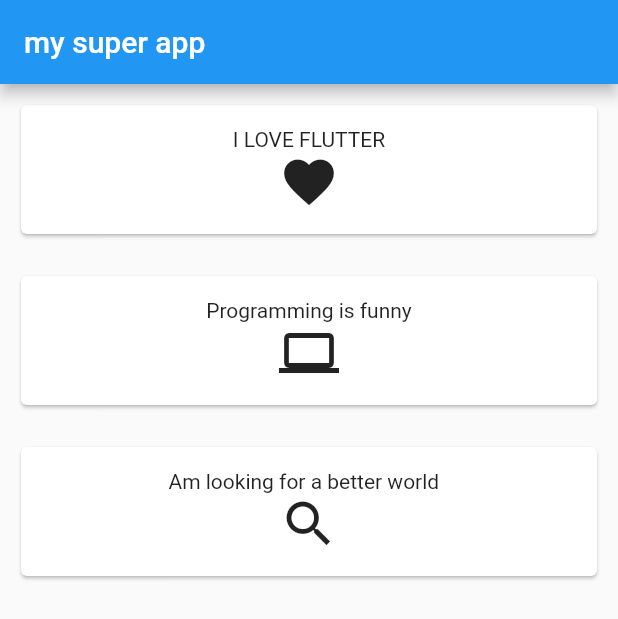
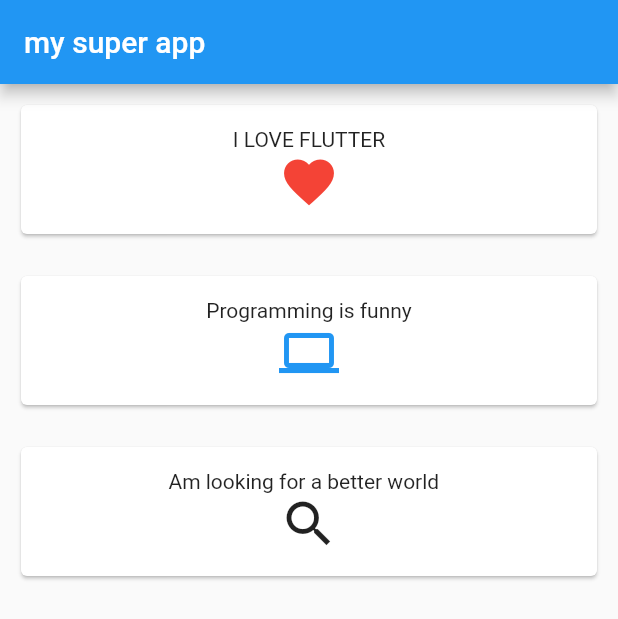
Before and after one commit to khalillakhdhar/statelessdemo, a Flutter app: the screen it shows after launch, on a phone screen of 412 x 824 dp. Shown: the top 619 px of the screen. Run offline on Flutter 3.47's test engine with Material 2 defaults, Android fonts, the light colour scheme and no system bars.

Commit message:
Update main.dart

```diff
--- a/stateless/lib/main.dart
+++ b/stateless/lib/main.dart
@@ -22,11 +22,19 @@
             */
             new MyCard(
               title: new Text("I LOVE FLUTTER"),
-              icon: new Icon(Icons.favorite, size: 40),
+              icon: new Icon(
+                Icons.favorite,
+                size: 40,
+                color: Colors.red,
+              ),
             ),
             new MyCard(
               title: new Text("Programming is funny"),
-              icon: new Icon(Icons.computer, size: 40),
+              icon: new Icon(
+                Icons.computer,
+                size: 40,
+                color: Colors.blue,
+              ),
             ),
             new MyCard(
               title: new Text("Am looking for a better world  "),
```
